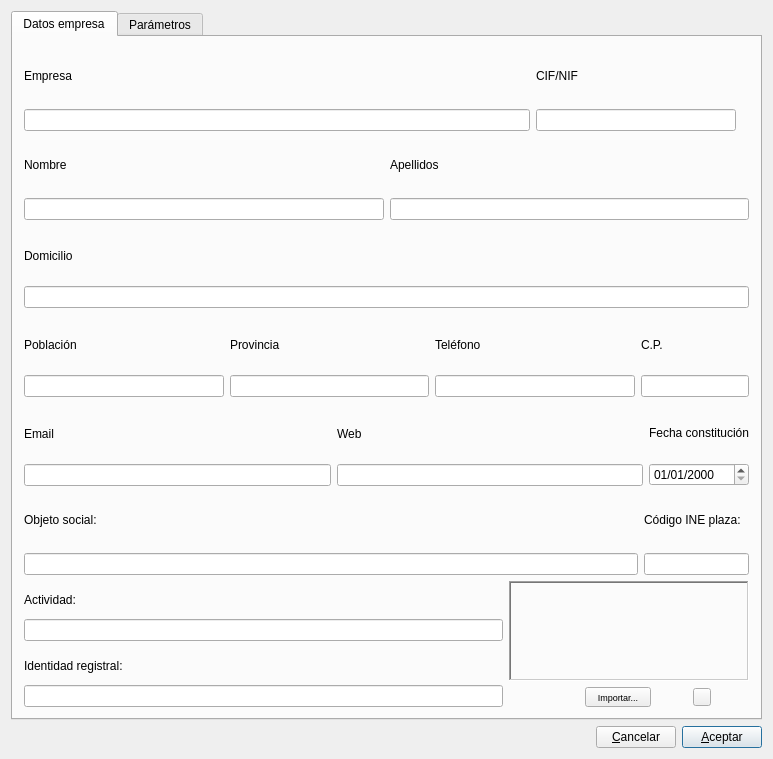
Qt form editconfig.ui (DIBOSAJM/keme) before a commit.
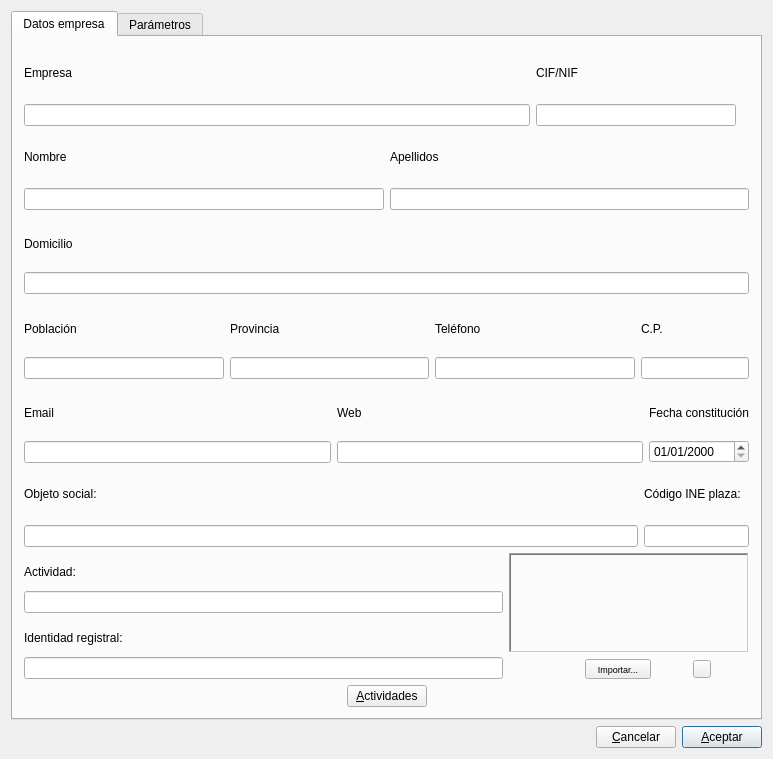
The same form after that commit. Icons and pictures are not drawn.

Patch:
```diff
--- a/editconfig.ui
+++ b/editconfig.ui
@@ -577,6 +577,47 @@
          </item>
         </layout>
        </item>
+       <item>
+        <layout class="QHBoxLayout" name="horizontalLayout_4">
+         <item>
+          <spacer name="horizontalSpacer">
+           <property name="orientation">
+            <enum>Qt::Orientation::Horizontal</enum>
+           </property>
+           <property name="sizeHint" stdset="0">
+            <size>
+             <width>40</width>
+             <height>20</height>
+            </size>
+           </property>
+          </spacer>
+         </item>
+         <item>
+          <widget class="QPushButton" name="actividades_pushButton">
+           <property name="text">
+            <string>&amp;Actividades</string>
+           </property>
+           <property name="icon">
+            <iconset resource="keme.qrc">
+             <normaloff>:/iconos/graf/factory.png</normaloff>:/iconos/graf/factory.png</iconset>
+           </property>
+          </widget>
+         </item>
+         <item>
+          <spacer name="horizontalSpacer_3">
+           <property name="orientation">
+            <enum>Qt::Orientation::Horizontal</enum>
+           </property>
+           <property name="sizeHint" stdset="0">
+            <size>
+             <width>40</width>
+             <height>20</height>
+            </size>
+           </property>
+          </spacer>
+         </item>
+        </layout>
+       </item>
       </layout>
      </widget>
      <widget class="QWidget" name="tab_2">
```
Left out of the diff: 6 changed lines with no effect on the pictures.
